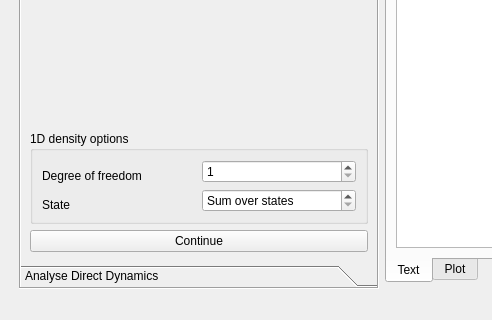
First picture: the form in source/analyse/gui_files/gui_analysis/ui_analysis.ui, repository wenzhaojia2000/msc-trajectory-analysis, before the edit; both pictures show x 0 to 492 and y 280 to 600 of the 1020 by 600 pixel window.
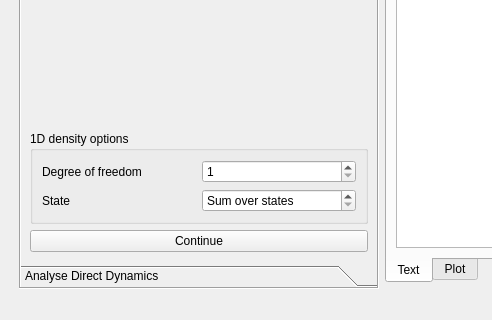
Second picture: the form after the edit. The open tabs and pages were chosen to show the change. Custom widgets are drawn as their Qt base class.

The edit to the form file:
```diff
--- a/source/analyse/gui_files/gui_analysis/ui_analysis.ui
+++ b/source/analyse/gui_files/gui_analysis/ui_analysis.ui
@@ -14,8 +14,8 @@
    <string>Analyse</string>
   </property>
   <widget class="QWidget" name="centralwidget">
-   <layout class="QVBoxLayout" name="verticalLayout_5">
-    <item>
+   <layout class="QGridLayout" name="gridLayout_5">
+    <item row="0" column="0">
      <layout class="QGridLayout" name="gridLayout" columnstretch="0,0,50,0">
       <property name="leftMargin">
        <number>10</number>
@@ -715,9 +715,9 @@
             <property name="title">
              <string>1D density options</string>
             </property>
-            <layout class="QGridLayout" name="gridLayout_5">
-             <item row="0" column="0" rowspan="2">
-              <widget class="QLabel" name="dof_label">
+            <layout class="QGridLayout" name="gridLayout_7">
+             <item row="0" column="0">
+              <widget class="QLabel" name="den1d_dof_label">
                <property name="text">
                 <string>Degree of freedom</string>
                </property>
@@ -730,18 +730,21 @@
                </property>
               </widget>
              </item>
-             <item row="1" column="1" rowspan="2">
-              <widget class="QSpinBox" name="state_spinbox">
-               <property name="specialValueText">
-                <string>Sum over states</string>
-               </property>
-              </widget>
-             </item>
-             <item row="2" column="0">
-              <widget class="QLabel" name="state_label">
+             <item row="1" column="0">
+              <widget class="QLabel" name="den1d_state_label">
                <property name="text">
                 <string>State</string>
                </property>
+               <property name="buddy">
+                <cstring>den1d_state</cstring>
+               </property>
+              </widget>
+             </item>
+             <item row="1" column="1">
+              <widget class="QSpinBox" name="den1d_state">
+               <property name="specialValueText">
+                <string>Sum over states</string>
+               </property>
               </widget>
              </item>
             </layout>
```
Left out of the diff: 80 changed lines with no effect on the pictures.
